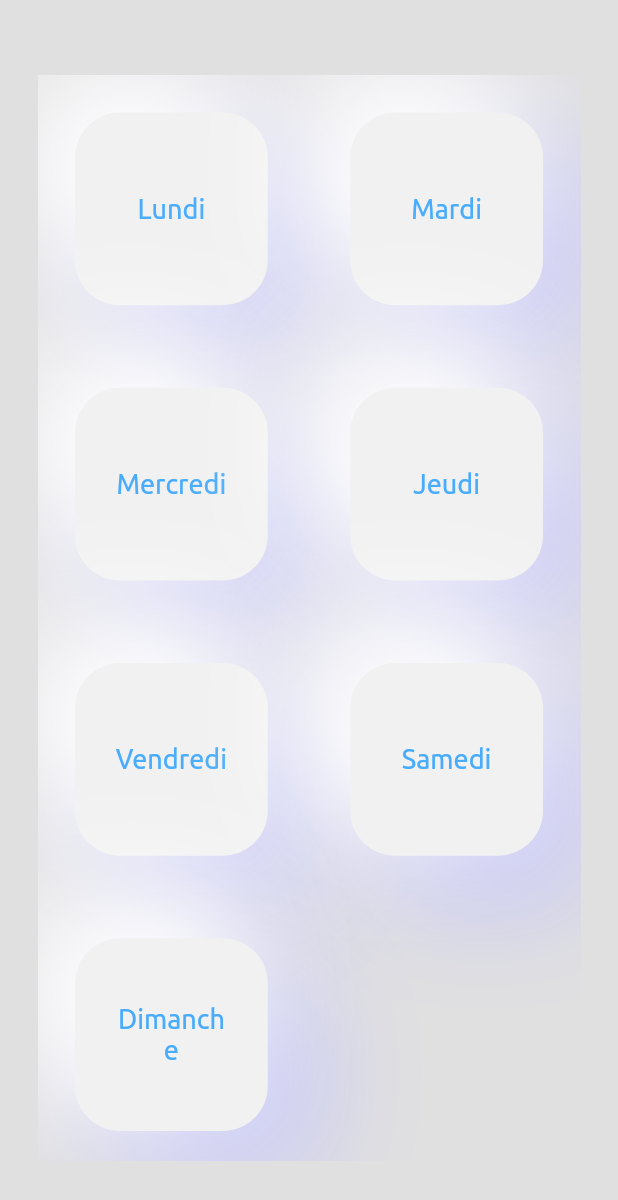
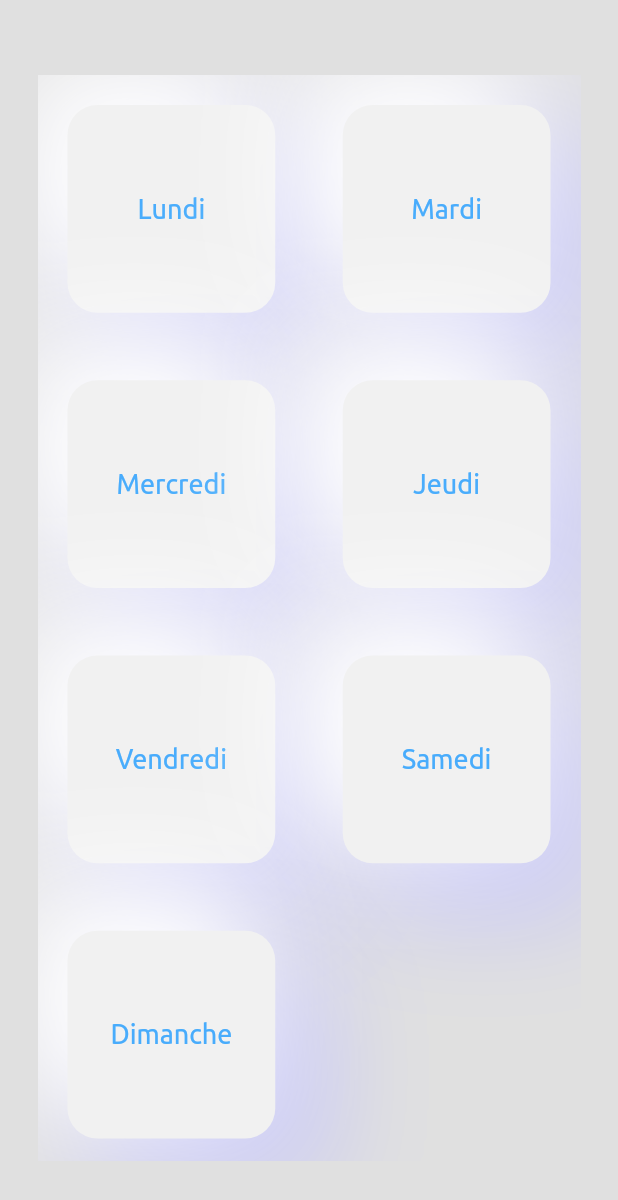
Before and after one commit to Fabccc/MuscleHack, a Flutter app: the screen it shows after launch, after a tap on "Editer la semaine", on a phone screen of 412 x 824 dp. Shown: the top 1200 px of the screen. Run offline on Flutter 3.47's test engine with Material 2 defaults, Android fonts, the phone set to English and light mode, and no system bars; our stand-ins replace device_info_plus, flutter_datetime_picker; missing offline and left inert: flutter_background_service, flutter_background_service_android, sqfentity, sqfentity_gen; project files that could hold a hidden picture were left out.

Commit message:
Fix pb UI

```diff
--- a/lib/components/button.dart
+++ b/lib/components/button.dart
@@ -41,7 +41,7 @@ class WhiteNeumorphismButton extends NeumophirsmButton {
 // ignore: must_be_immutable
 class NeumophirsmButton extends StatelessWidget {
   static const double difference = 0.15;
-  static const double borderRadius = 30;
+  static const double borderRadius = 20;
 
   final Function? onPressed;
   final String content;
@@ -105,7 +105,7 @@ class NeumophirsmButton extends StatelessWidget {
 
     return Container(
       padding: const EdgeInsets.symmetric(vertical: 10, horizontal: 10),
-      margin: const EdgeInsets.symmetric(vertical: 15, horizontal: 15),
+      margin: const EdgeInsets.symmetric(vertical: 10, horizontal: 10),
       child: TextButton(
         style: bStyle,
         onPressed: disabled
--- a/lib/main.dart
+++ b/lib/main.dart
@@ -52,7 +52,7 @@ class MusclataxMainMenu extends StatelessWidget {
             ),
             WhiteNeumorphismButton(
               onPressed: () async {
-                int currentDay = 7 /*uu.DateUtils.dayNumber()*/;
+                int currentDay = uu.DateUtils.dayNumber();
                 List<Exercice> exercices =
                     await Exercice().select().day.equals(currentDay).toList();
                 Navigator.push(
--- a/lib/model/custom/exercice.dart
+++ b/lib/model/custom/exercice.dart
@@ -17,13 +17,15 @@ class ExerciceListWidget extends StatelessWidget {
 
     String formatRepos = uu.DateUtils.formatSecond(repos);
 
-    return Column(
+    return Flexible(
+      child: Column(
         crossAxisAlignment: CrossAxisAlignment.start,
         children: [
           Text(
             name,
             textAlign: TextAlign.left,
             style: const TextStyle(fontSize: 20),
+            overflow: TextOverflow.fade,
           ),
           Text(
             "$series série de $reps reps avec $formatRepos de repos",
@@ -31,6 +33,7 @@ class ExerciceListWidget extends StatelessWidget {
             style: const TextStyle(fontStyle: FontStyle.italic),
           )
         ],
+      ),
     );
   }
 }
--- a/lib/views/main/edit_week.dart
+++ b/lib/views/main/edit_week.dart
@@ -30,6 +30,8 @@ class EditWeek extends StatelessWidget {
                         },
                         content: uu.DateUtils.dayName(day),
                         colorDifference: 0.05,
+                        vertical: 0,
+                        horizontal: 0,
                       ))
                   .toList(),
               mainAxisSpacing: 5,
```
Lines whose indentation alone changed are shown as unchanged.
